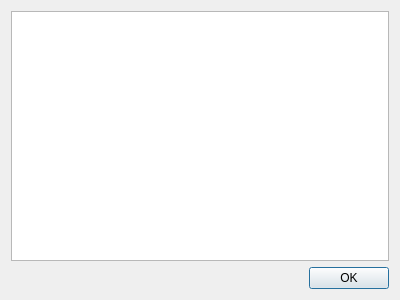
Above: dialogdiesignatureselapsed.ui from horsicq/die_widget before the change. Below: the same form after it.
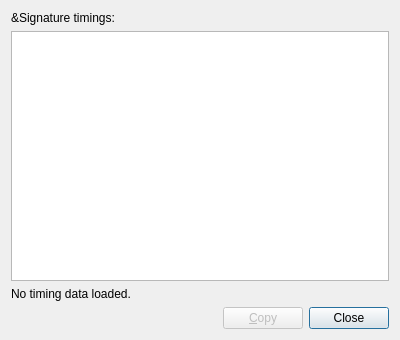
That is the form after the change.

Commit message: refactor: update DIE signature elapsed dialogs and widget

What changed in the file:
```diff
--- a/dialogdiesignatureselapsed.ui
+++ b/dialogdiesignatureselapsed.ui
@@ -9,8 +9,8 @@
    <rect>
     <x>0</x>
     <y>0</y>
-    <width>400</width>
-    <height>300</height>
+   <width>400</width>
+    <height>340</height>
    </rect>
   </property>
   <property name="windowTitle">
@@ -20,8 +20,18 @@
    <bool>true</bool>
   </property>
   <layout class="QVBoxLayout" name="verticalLayout">
+   <item>
+    <widget class="QLabel" name="labelResults">
+     <property name="text">
+      <string>&amp;Signature timings:</string>
+     </property>
+    </widget>
+   </item>
    <item>
     <widget class="QTableWidget" name="tableWidgetResult">
+     <property name="alternatingRowColors">
+      <bool>true</bool>
+     </property>
      <property name="editTriggers">
       <set>QAbstractItemView::NoEditTriggers</set>
      </property>
@@ -34,15 +44,28 @@
      <property name="sortingEnabled">
       <bool>true</bool>
      </property>
+     <property name="wordWrap">
+      <bool>false</bool>
+     </property>
+     <property name="contextMenuPolicy">
+      <enum>Qt::ActionsContextMenu</enum>
+     </property>
      <attribute name="verticalHeaderVisible">
       <bool>false</bool>
      </attribute>
-     <attribute name="verticalHeaderMinimumSectionSize">
-      <number>20</number>
-     </attribute>
-     <attribute name="verticalHeaderDefaultSectionSize">
-      <number>20</number>
-     </attribute>
+    </widget>
+   </item>
+   <item>
+    <widget class="QLabel" name="labelStatus">
+     <property name="text">
+      <string>No timing data loaded.</string>
+     </property>
+     <property name="wordWrap">
+      <bool>true</bool>
+     </property>
+     <property name="textInteractionFlags">
+      <set>Qt::TextSelectableByKeyboard|Qt::TextSelectableByMouse</set>
+     </property>
     </widget>
    </item>
    <item>
@@ -58,12 +81,28 @@
          <height>20</height>
         </size>
        </property>
-      </spacer>
+     </spacer>
+     </item>
+     <item>
+      <widget class="QPushButton" name="pushButtonCopy">
+       <property name="enabled">
+        <bool>false</bool>
+       </property>
+       <property name="toolTip">
+        <string>Copy selected timing rows (Ctrl+C)</string>
+       </property>
+       <property name="text">
+        <string>&amp;Copy</string>
+       </property>
+      </widget>
      </item>
      <item>
       <widget class="QPushButton" name="pushButtonOK">
        <property name="text">
-        <string>OK</string>
+        <string>Close</string>
+       </property>
+       <property name="default">
+        <bool>true</bool>
        </property>
       </widget>
      </item>
```
Left out of the diff: 4 changed lines with no effect on the pictures. The commit also changes 4 other files.
